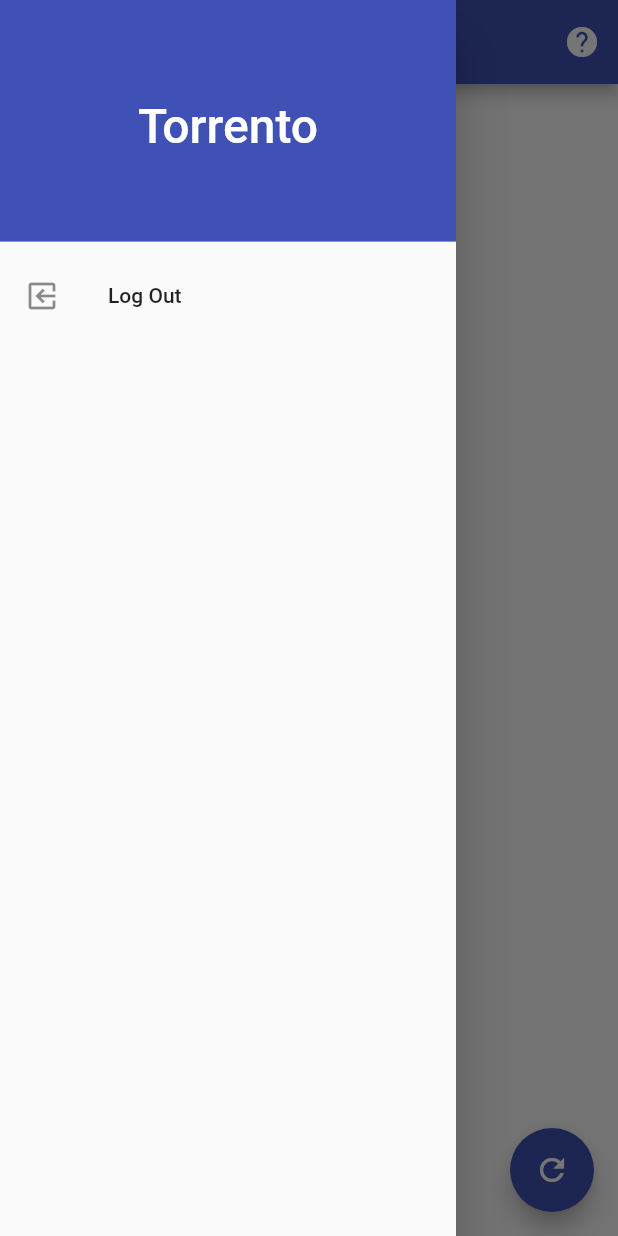
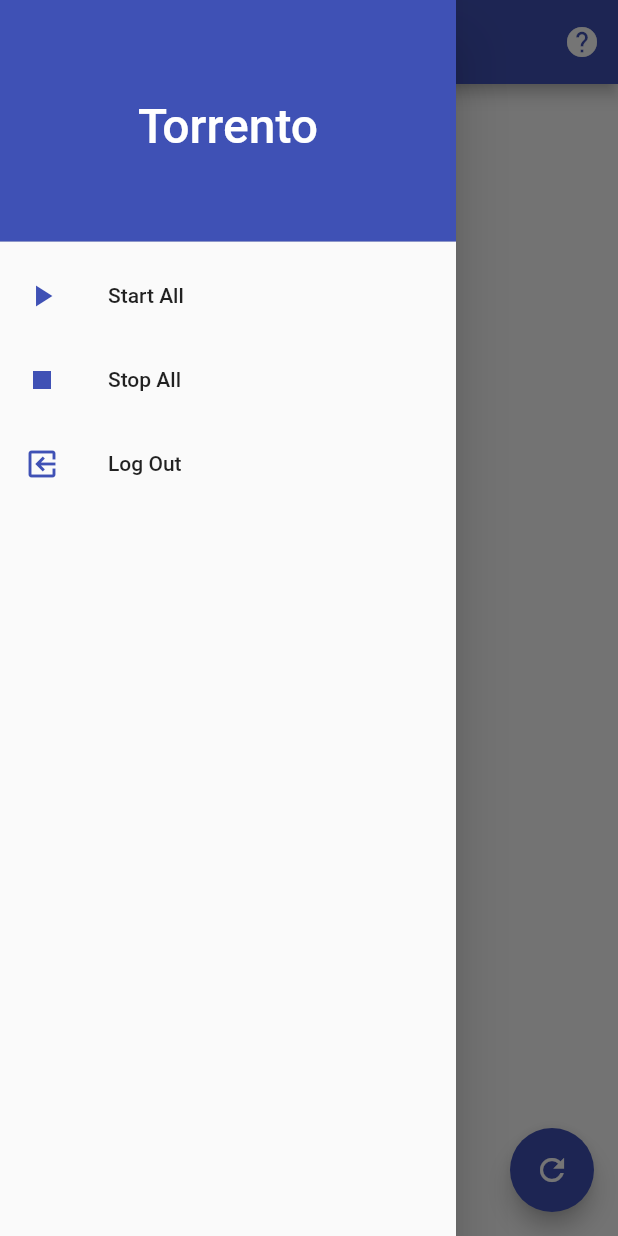
Before and after one commit to m-zaink/torrento, a Flutter app: the TorrentPage screen opened directly with empty values, with the side drawer open, on a phone screen of 412 x 824 dp. Run offline on Flutter 3.47's test engine with Material 2 defaults, Android fonts, the phone set to English and light mode, and no system bars; our stand-ins replace bloc, equatable, flutter_bloc, flutter_spinkit; missing offline and left inert: torrento.

Commit message:
Working code

```diff
--- a/lib/screens/torrents_screen/torrents_screen.dart
+++ b/lib/screens/torrents_screen/torrents_screen.dart
@@ -4,7 +4,6 @@ import 'package:flutter_bloc/flutter_bloc.dart';
 import 'package:torrento_app/bloc/bloc.dart';
 import 'package:torrento_app/bloc/torrent_handler_bloc.dart';
 import 'package:torrento_app/screens/info_screen.dart';
-import 'package:torrento_app/screens/loading_screen.dart';
 import 'package:torrento_app/screens/torrents_screen/widgets/torrent_tile.dart';
 
 class TorrentsScreen extends StatefulWidget {
@@ -64,20 +63,17 @@ class _TorrentPageState extends State<TorrentPage> {
           ? Center(
               child: Text('No Torrents To Show'),
             )
-          : Container(
-              child: ListView.builder(
-                itemCount: widget.torrents.length,
-                itemBuilder: (context, index) {
-                  return Column(
-                    children: <Widget>[
-                      TorrentTile(
-                        torrent: widget.torrents[index],
-                      ),
-                      buildDivider(),
-                    ],
+          : ListView.builder(
+              itemCount: widget.torrents.length * 2,
+              itemBuilder: (context, index) {
+                if (index % 2 == 0) {
+                  return TorrentTile(
+                    torrent: widget.torrents[index ~/ 2],
                   );
-                },
-              ),
+                } else {
+                  return buildDivider();
+                }
+              },
             ),
       floatingActionButton: FloatingActionButton(
         child: Icon(Icons.refresh),
@@ -104,14 +100,35 @@ class _TorrentPageState extends State<TorrentPage> {
               onTap: () {
                 BlocProvider.of<AuthenticationBloc>(context).add(LogoutEvent());
               },
+              leading: Icon(
+                Icons.play_arrow,
+                color: Colors.indigo,
+              ),
+              title: Text('Start All'),
+            ),
+            ListTile(
+              onTap: () {
+                BlocProvider.of<AuthenticationBloc>(context).add(LogoutEvent());
+              },
+              leading: Icon(
+                Icons.stop,
+                color: Colors.indigo,
+              ),
+              title: Text('Stop All'),
+            ),
+            ListTile(
+              onTap: () {
+                BlocProvider.of<AuthenticationBloc>(context).add(LogoutEvent());
+              },
               leading: Transform.rotate(
                 angle: pi,
                 child: Icon(
                   Icons.exit_to_app,
+                  color: Colors.indigo,
                 ),
               ),
               title: Text('Log Out'),
-            )
+            ),
           ],
         ),
       ),
```
Also changed, not shown: lib/screens/torrents_screen/widgets/torrent_tile.dart (+5 -2 lines).
